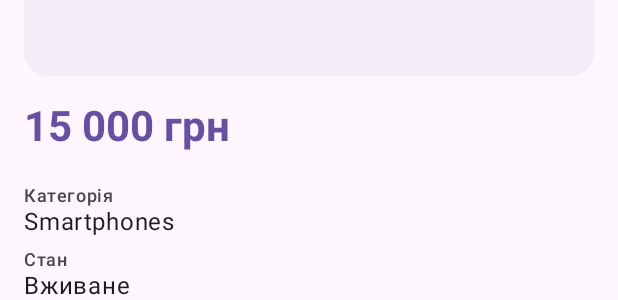
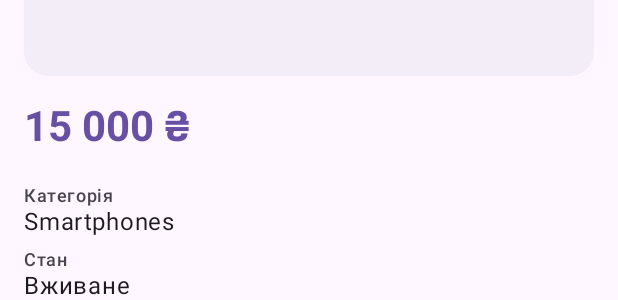
Before and after one commit to sstr-okkt/ad-board-app, an Android app built with Jetpack Compose: the @Preview function DetailContentPreview, on a phone screen of 412 x 824 dp. Shown: the part 524-824 px from the top of the screen. Run offline under Robolectric (Android 15) with nearby library versions, the phone set to English and light mode, and no system bars; pictures from the network do not load; 4 statements that could not run were skipped.

Commit message:
fix: show the hryvnia sign in prices

```diff
--- a/app/src/main/java/com/example/adboardapp/model/AdModels.kt
+++ b/app/src/main/java/com/example/adboardapp/model/AdModels.kt
@@ -50,7 +50,7 @@ data class Ad(
     // True for ads created on this device
     val isLocal: Boolean get() = source == AdSource.LOCAL
 
-    // Adds thousand separators: 18500.0 -> "18 500 грн"
+    // Adds thousand separators: 18500.0 -> "18 500 ₴"
     fun formattedPrice(currency: String): String {
         val grouped = price.toLong().toString()
             .reversed()
--- a/app/src/main/res/values/strings.xml
+++ b/app/src/main/res/values/strings.xml
@@ -2,7 +2,7 @@
     <string name="app_name">BZR</string>
 
     <!-- Common -->
-    <string name="currency_uah">грн</string>
+    <string name="currency_uah">₴</string>
     <string name="date_today">Сьогодні</string>
     <string name="date_yesterday">Вчора</string>
     <string name="date_draft">чернетка</string>
```
Also changed, not shown: 1 other file.
